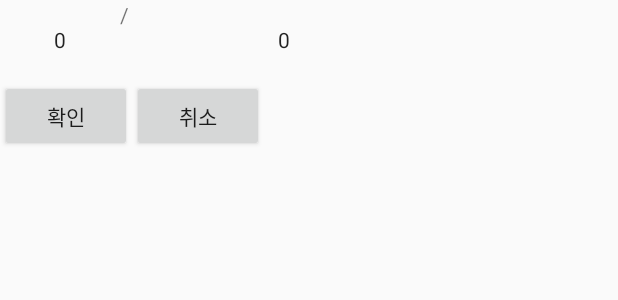
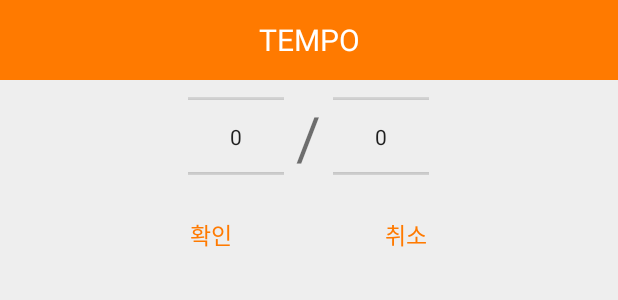
Before and after one commit to artisticbit/metronome, an Android app: the layout tempo_popup.xml on its own in the app's theme, with its tools: preview values and no code run, on a phone screen of 412 x 824 dp. Shown: the top 300 px of the screen. Run offline under Robolectric (Android 15) with nearby library versions, the phone set to English and light mode, and no system bars.

Commit message:
numberPicker 추가

```diff
--- a/app/src/main/java/com/metronome/MetronomeFragment.java
+++ b/app/src/main/java/com/metronome/MetronomeFragment.java
@@ -9,6 +9,7 @@ import android.view.View;
 import android.view.ViewGroup;
 import android.widget.Button;
 import android.widget.LinearLayout;
+import android.widget.NumberPicker;
 import android.widget.PopupWindow;
 import android.widget.SeekBar;
 import android.widget.TextView;
@@ -18,6 +19,7 @@ import java.util.TimerTask;
 
 public class MetronomeFragment extends Fragment {
     private PopupWindow tempoPopup;
+    NumberPicker picker_molecule, picker_denominator;
     TextView textview, bpmView;
     TimerTask task;
     Timer timer;
@@ -41,9 +43,8 @@ public class MetronomeFragment extends Fragment {
                 final View tempView = getLayoutInflater().inflate(R.layout.tempo_popup, null);
                 tempoPopup = new PopupWindow(tempView, LinearLayout.LayoutParams.WRAP_CONTENT, LinearLayout.LayoutParams.WRAP_CONTENT);
                 tempoPopup.showAtLocation(tempView, Gravity.CENTER, 0, 0);
-
-                //외부 영역 선택시 popup 종료
-                tempoPopup.setFocusable(true);
+                picker_molecule = tempView.findViewById(R.id.picker_molecule);
+                picker_denominator = tempView.findViewById(R.id.picker_denominator);
 
                 //tempPopup 이벤트
                 Button temp = tempView.findViewById(R.id.CANCLE);
@@ -62,6 +63,13 @@ public class MetronomeFragment extends Fragment {
                         //Toast.makeText(getApplicationContext(), "Ok", Toast.LENGTH_SHORT).show();
                     }
                 });
+
+                //NumberPicker molecule / denominator 설정
+                picker_molecule.setMinValue(1);
+                picker_molecule.setMaxValue(12);
+                picker_denominator.setMinValue(0);
+                picker_denominator.setMaxValue(2);
+                picker_denominator.setDisplayedValues(new String[] {"2", "4", "8"});
             }
         });
 
@@ -94,13 +102,13 @@ public class MetronomeFragment extends Fragment {
                 task.cancel();
                 task.scheduledExecutionTime();
                 timer.purge();
-            }
-        });
+    }
+});
         return view;
-    }
+        }
 
-    //타이머 메소드
-    public TimerTask timerTask() {
+//타이머 메소드
+public TimerTask timerTask() {
         TimerTask task = new TimerTask() {
             @Override
             public void run() {
--- a/app/src/main/res/layout/tempo_popup.xml
+++ b/app/src/main/res/layout/tempo_popup.xml
@@ -1,56 +1,78 @@
 <?xml version="1.0" encoding="utf-8"?>
 <LinearLayout xmlns:android="http://schemas.android.com/apk/res/android"
+    android:background="#eeeeee"
     android:layout_width="match_parent"
     android:layout_height="match_parent"
     android:orientation="vertical">
-
+    <LinearLayout
+        android:orientation="horizontal"
+        android:layout_width="match_parent"
+        android:layout_height="wrap_content">
+        <TextView
+            android:text="TEMPO"
+            android:textSize="20sp"
+            android:textColor="#fff"
+            android:gravity="center"
+            android:background="#ff7a00"
+            android:layout_width="match_parent"
+            android:layout_height="53dp" />
+    </LinearLayout>
     <LinearLayout
         android:layout_width="match_parent"
-        android:layout_height="53dp"
+        android:layout_height="75dp"
+        android:gravity="center"
         android:orientation="horizontal">
-
         <NumberPicker
-            android:id="@+id/numberPicker1"
+            android:id="@+id/picker_molecule"
             android:layout_width="wrap_content"
             android:layout_height="wrap_content"
-            android:layout_marginBottom="8dp"
+            android:textSize="20sp"
+            android:layout_marginStart="8dp"
+            android:layout_marginTop="8dp"
             android:layout_marginEnd="8dp"
-            android:layout_marginStart="8dp"
-            android:layout_marginTop="8dp"/>
-
+            android:layout_marginBottom="8dp" />
         <TextView
             android:id="@+id/textView"
-            android:layout_width="69dp"
-            android:layout_height="match_parent"
-            android:text="/" />
-
-        <NumberPicker
-            android:id="@+id/numberPicker"
             android:layout_width="wrap_content"
             android:layout_height="wrap_content"
-            android:layout_marginBottom="8dp"
+            android:text="/"
+            android:textSize="40sp" />
+        <NumberPicker
+            android:id="@+id/picker_denominator"
+            android:layout_width="wrap_content"
+            android:layout_height="wrap_content"
+            android:textSize="20sp"
+            android:layout_marginStart="8dp"
+            android:layout_marginTop="8dp"
             android:layout_marginEnd="8dp"
-            android:layout_marginStart="8dp"
-            android:layout_marginTop="8dp"/>
+            android:layout_marginBottom="8dp" />
     </LinearLayout>
-
     <LinearLayout
-        android:layout_width="wrap_content"
-        android:layout_height="wrap_content"
-        android:orientation="horizontal">
-
+        android:orientation="horizontal"
+        android:gravity="center"
+        android:layout_width="match_parent"
+        android:layout_height="wrap_content">
         <Button
             android:id="@+id/OK"
-            android:layout_width="wrap_content"
-            android:layout_height="wrap_content"
-            android:text="확인" />
-
+            android:layout_width="130dp"
+            android:layout_height="match_parent"
+            android:background="#00000000"
+            android:gravity="center_horizontal"
+            android:onClick="mOnClose"
+            android:padding="16dp"
+            android:text="확인"
+            android:textColor="#ff7a00"
+            android:textSize="15sp" />
         <Button
             android:id="@+id/CANCLE"
-            android:layout_width="wrap_content"
-            android:layout_height="wrap_content"
-            android:text="취소" />
-
+            android:layout_width="130dp"
+            android:layout_height="match_parent"
+            android:background="#00000000"
+            android:gravity="center_horizontal"
+            android:onClick="mOnClose"
+            android:padding="16dp"
+            android:text="취소"
+            android:textColor="#ff7a00"
+            android:textSize="15sp" />
     </LinearLayout>
-
 </LinearLayout>
```
